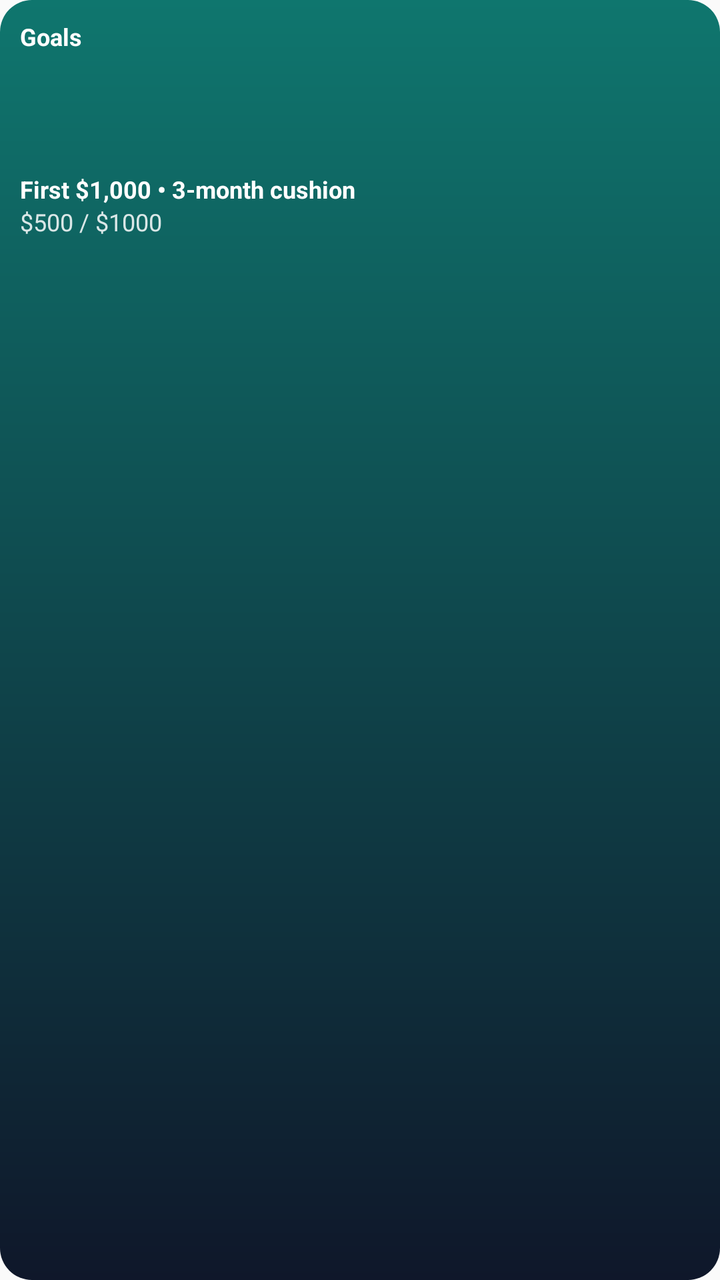
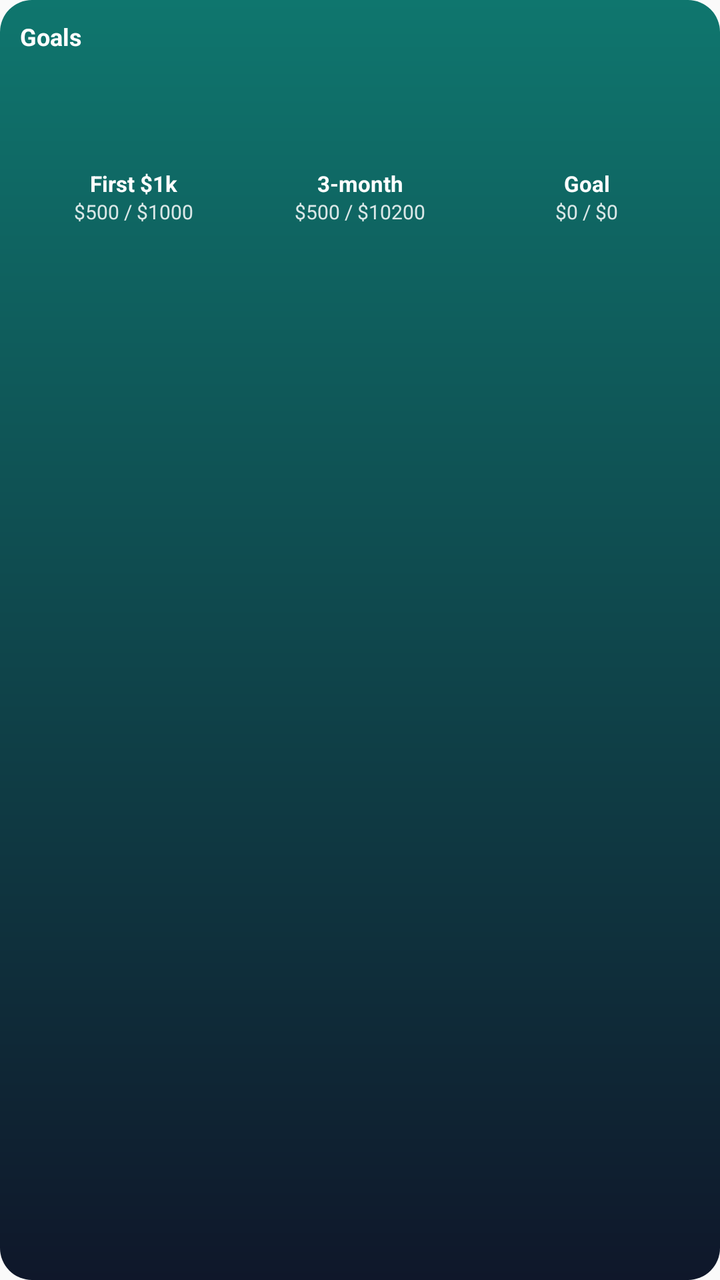

Compare the two renders of this Android layout. The source of the first and the diff that turns it into the second are given below.
<!-- AndroidManifest.xml: application theme AppTheme -->
<!-- res/layout/widget_goals.xml -->
<?xml version="1.0" encoding="utf-8"?>
<LinearLayout xmlns:android="http://schemas.android.com/apk/res/android"
  android:id="@+id/widget_root"
  android:layout_width="match_parent"
  android:layout_height="match_parent"
  android:orientation="vertical"
  android:padding="10dp"
  android:background="@drawable/widget_bg">

  <TextView
    android:id="@+id/widget_title"
    android:layout_width="match_parent"
    android:layout_height="wrap_content"
    android:text="Goals"
    android:textStyle="bold"
    android:textSize="12sp"
    android:textColor="@android:color/white" />

  <ImageView
    android:id="@+id/widget_pie"
    android:layout_width="match_parent"
    android:layout_height="44dp"
    android:layout_marginTop="8dp"
    android:scaleType="fitCenter"
    android:contentDescription="Goal progress" />

  <TextView
    android:id="@+id/widget_line1"
    android:layout_width="match_parent"
    android:layout_height="wrap_content"
    android:layout_marginTop="8dp"
    android:text="First $1,000 • 3-month cushion"
    android:textSize="12sp"
    android:textStyle="bold"
    android:textColor="@android:color/white"
    android:maxLines="2" />

  <TextView
    android:id="@+id/widget_meta"
    android:layout_width="match_parent"
    android:layout_height="wrap_content"
    android:text="$500 / $1000"
    android:textSize="12sp"
    android:textColor="@android:color/white"
    android:alpha="0.85"
    android:maxLines="1" />
</LinearLayout>
<!-- resources referenced by this layout -->
<resources>
  <!-- drawable widget_bg (drawable) -->
  <?xml version="1.0" encoding="utf-8"?>
  <shape xmlns:android="http://schemas.android.com/apk/res/android" android:shape="rectangle">
    <corners android:radius="16dp" />
    <gradient
      android:angle="90"
      android:startColor="#0F172A"
      android:endColor="#0F766E" />
    <padding
      android:left="12dp"
      android:top="12dp"
      android:right="12dp"
      android:bottom="12dp" />
  </shape>
  <style name="AppTheme" parent="Theme.AppCompat.Light.DarkActionBar">
          
          <item name="colorPrimary">@color/colorPrimary</item>
          <item name="colorPrimaryDark">@color/colorPrimaryDark</item>
          <item name="colorAccent">@color/colorAccent</item>
      </style>
</resources>

<!-- the commit's change to res/layout/widget_goals.xml (unified diff, before → after) -->
@@ -16,32 +16,128 @@
     android:textSize="12sp"
     android:textColor="@android:color/white" />
 
-  <ImageView
-    android:id="@+id/widget_pie"
-    android:layout_width="match_parent"
-    android:layout_height="44dp"
-    android:layout_marginTop="8dp"
-    android:scaleType="fitCenter"
-    android:contentDescription="Goal progress" />
-
-  <TextView
-    android:id="@+id/widget_line1"
+  <LinearLayout
+    android:id="@+id/widget_rings_row"
     android:layout_width="match_parent"
     android:layout_height="wrap_content"
     android:layout_marginTop="8dp"
-    android:text="First $1,000 • 3-month cushion"
-    android:textSize="12sp"
-    android:textStyle="bold"
-    android:textColor="@android:color/white"
-    android:maxLines="2" />
+    android:orientation="horizontal">
 
-  <TextView
-    android:id="@+id/widget_meta"
-    android:layout_width="match_parent"
-    android:layout_height="wrap_content"
-    android:text="$500 / $1000"
-    android:textSize="12sp"
-    android:textColor="@android:color/white"
-    android:alpha="0.85"
-    android:maxLines="1" />
+    <LinearLayout
+      android:id="@+id/widget_goal1"
+      android:layout_width="0dp"
+      android:layout_height="wrap_content"
+      android:layout_weight="1"
+      android:orientation="vertical"
+      android:gravity="center_horizontal">
+
+      <ImageView
+        android:id="@+id/widget_goal1_ring"
+        android:layout_width="44dp"
+        android:layout_height="44dp"
+        android:contentDescription="Goal ring 1" />
+
+      <TextView
+        android:id="@+id/widget_goal1_label"
+        android:layout_width="match_parent"
+        android:layout_height="wrap_content"
+        android:layout_marginTop="6dp"
+        android:gravity="center"
+        android:text="First $1k"
+        android:textSize="11sp"
+        android:textStyle="bold"
+        android:textColor="@android:color/white"
+        android:maxLines="2" />
+
+      <TextView
+        android:id="@+id/widget_goal1_meta"
+        android:layout_width="match_parent"
+        android:layout_height="wrap_content"
+        android:gravity="center"
+        android:text="$500 / $1000"
+        android:textSize="10sp"
+        android:textColor="@android:color/white"
+        android:alpha="0.85"
+        android:maxLines="1" />
+    </LinearLayout>
+
+    <LinearLayout
+      android:id="@+id/widget_goal2"
+      android:layout_width="0dp"
+      android:layout_height="wrap_content"
+      android:layout_weight="1"
+      android:orientation="vertical"
+      android:gravity="center_horizontal"
+      android:paddingStart="6dp"
+      android:paddingEnd="6dp">
+
+      <ImageView
+        android:id="@+id/widget_goal2_ring"
+        android:layout_width="44dp"
+        android:layout_height="44dp"
+        android:contentDescription="Goal ring 2" />
+
+      <TextView
+        android:id="@+id/widget_goal2_label"
+        android:layout_width="match_parent"
+        android:layout_height="wrap_content"
+        android:layout_marginTop="6dp"
+        android:gravity="center"
+        android:text="3-month"
+        android:textSize="11sp"
+        android:textStyle="bold"
+        android:textColor="@android:color/white"
+        android:maxLines="2" />
+
+      <TextView
+        android:id="@+id/widget_goal2_meta"
+        android:layout_width="match_parent"
+        android:layout_height="wrap_content"
+        android:gravity="center"
+        android:text="$500 / $10200"
+        android:textSize="10sp"
+        android:textColor="@android:color/white"
+        android:alpha="0.85"
+        android:maxLines="1" />
+    </LinearLayout>
+
+    <LinearLayout
+      android:id="@+id/widget_goal3"
+      android:layout_width="0dp"
+      android:layout_height="wrap_content"
+      android:layout_weight="1"
+      android:orientation="vertical"
+      android:gravity="center_horizontal">
+
+      <ImageView
+        android:id="@+id/widget_goal3_ring"
+        android:layout_width="44dp"
+        android:layout_height="44dp"
+        android:contentDescription="Goal ring 3" />
+
+      <TextView
+        android:id="@+id/widget_goal3_label"
+        android:layout_width="match_parent"
+        android:layout_height="wrap_content"
+        android:layout_marginTop="6dp"
+        android:gravity="center"
+        android:text="Goal"
+        android:textSize="11sp"
+        android:textStyle="bold"
+        android:textColor="@android:color/white"
+        android:maxLines="2" />
+
+      <TextView
+        android:id="@+id/widget_goal3_meta"
+        android:layout_width="match_parent"
+        android:layout_height="wrap_content"
+        android:gravity="center"
+        android:text="$0 / $0"
+        android:textSize="10sp"
+        android:textColor="@android:color/white"
+        android:alpha="0.85"
+        android:maxLines="1" />
+    </LinearLayout>
+  </LinearLayout>
+
 </LinearLayout>
